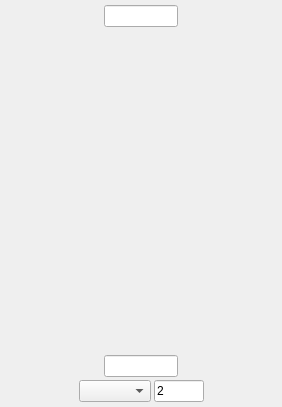
The window that qt/widgets/mplcpp/inc/MantidQtWidgets/MplCpp/Colorbar.ui (mantidproject/mantid) describes before a commit, drawn with Qt 5.
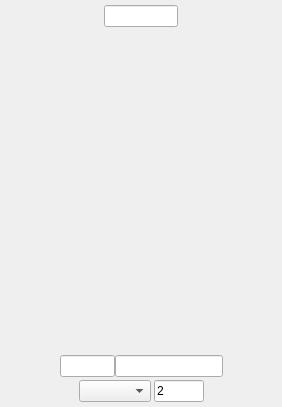
The same window after the commit.

Diff of the .ui file:
```diff
--- a/qt/widgets/mplcpp/inc/MantidQtWidgets/MplCpp/Colorbar.ui
+++ b/qt/widgets/mplcpp/inc/MantidQtWidgets/MplCpp/Colorbar.ui
@@ -72,7 +72,7 @@
     <widget class="QWidget" name="mplColorbar" native="true"/>
    </item>
    <item>
-    <layout class="QHBoxLayout" name="scaleMinLayout" stretch="4,3,4">
+    <layout class="QHBoxLayout" name="scaleMinLayout" stretch="4,3,0,4">
      <property name="spacing">
       <number>0</number>
      </property>
@@ -90,7 +90,30 @@
       </spacer>
      </item>
      <item>
-      <widget class="QLineEdit" name="scaleMinEdit"/>
+      <widget class="QLineEdit" name="scaleMinEdit">
+       <property name="minimumSize">
+        <size>
+         <width>55</width>
+         <height>0</height>
+        </size>
+       </property>
+      </widget>
+     </item>
+     <item>
+      <widget class="QLineEdit" name="scaleMinPosEdit">
+       <property name="enabled">
+        <bool>true</bool>
+       </property>
+       <property name="minimumSize">
+        <size>
+         <width>55</width>
+         <height>0</height>
+        </size>
+       </property>
+       <property name="readOnly">
+        <bool>false</bool>
+       </property>
+      </widget>
      </item>
      <item>
       <spacer name="horizontalSpacer_4">
```
